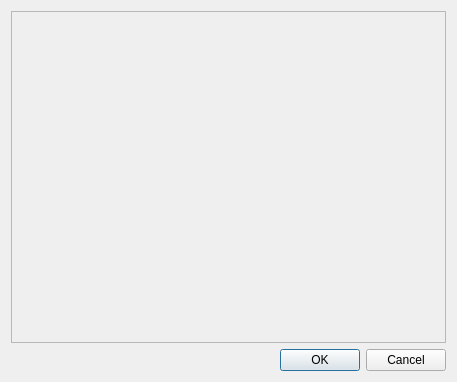
Above: camerasettings.ui from igorek-murrom/RovUI2 before the change. Below: the same form after it.
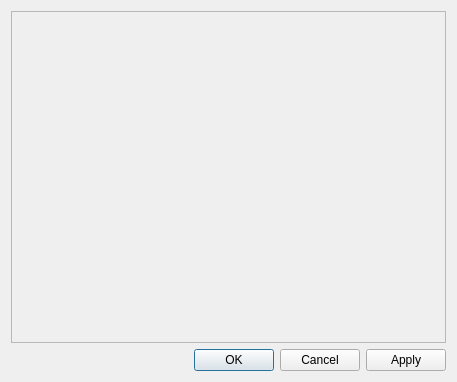
That is the form after the change.

Diff of the .ui file:
```diff
--- a/camerasettings.ui
+++ b/camerasettings.ui
@@ -14,13 +14,13 @@
    <string>Dialog</string>
   </property>
   <layout class="QGridLayout" name="gridLayout">
-   <item row="1" column="0">
+   <item row="2" column="0">
     <widget class="QDialogButtonBox" name="buttonBox">
      <property name="orientation">
       <enum>Qt::Horizontal</enum>
      </property>
      <property name="standardButtons">
-      <set>QDialogButtonBox::Cancel|QDialogButtonBox::Ok</set>
+      <set>QDialogButtonBox::Apply|QDialogButtonBox::Cancel|QDialogButtonBox::Ok</set>
      </property>
     </widget>
    </item>
```
Left out of the diff: 8 changed lines with no effect on the pictures.
